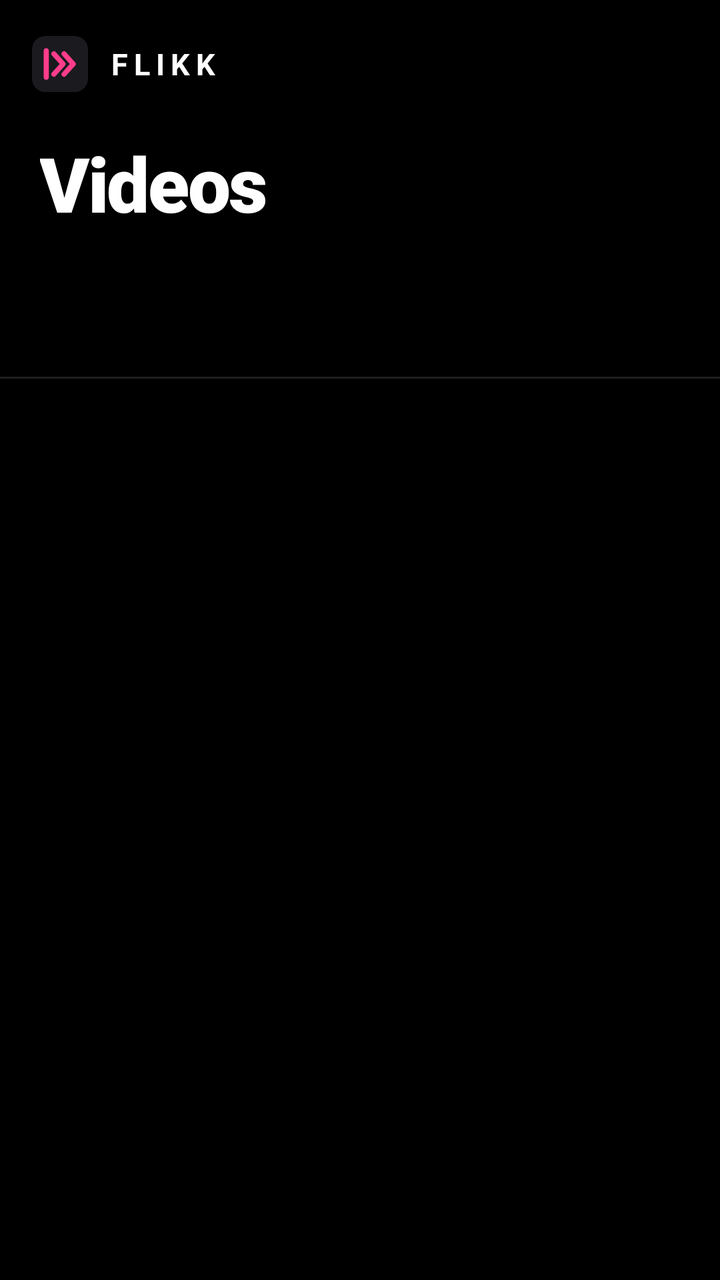
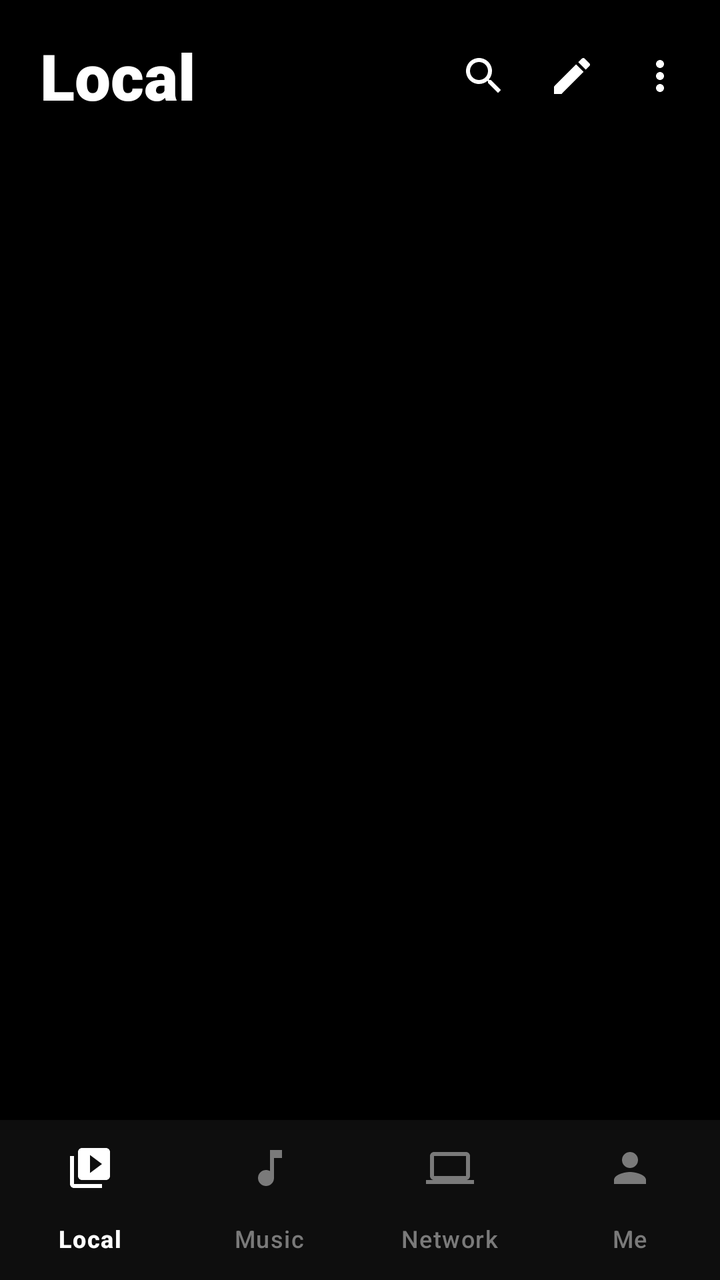

Two renders of the same Android screen: before a commit and after it. Below are the layout's source before the change and the commit's diff.
<!-- AndroidManifest.xml: application theme Theme.Flikk -->
<!-- res/layout/activity_main.xml -->
<?xml version="1.0" encoding="utf-8"?>
<LinearLayout xmlns:android="http://schemas.android.com/apk/res/android"
    xmlns:app="http://schemas.android.com/apk/res-auto"
    android:layout_width="match_parent"
    android:layout_height="match_parent"
    android:background="@color/bg"
    android:orientation="vertical">

    <com.google.android.material.appbar.MaterialToolbar
        android:id="@+id/toolbar"
        android:layout_width="match_parent"
        android:layout_height="?attr/actionBarSize"
        android:background="@color/bg"
        app:navigationIconTint="@color/text">

        <LinearLayout
            android:id="@+id/brand"
            android:layout_width="wrap_content"
            android:layout_height="wrap_content"
            android:gravity="center_vertical"
            android:orientation="horizontal">

            <ImageView
                android:layout_width="28dp"
                android:layout_height="28dp"
                android:contentDescription="@null"
                android:src="@drawable/ic_logo" />

            <TextView
                android:layout_width="wrap_content"
                android:layout_height="wrap_content"
                android:layout_marginStart="10dp"
                android:letterSpacing="0.2"
                android:text="@string/brand"
                android:textColor="@color/text"
                android:textSize="15sp"
                android:textStyle="bold" />
        </LinearLayout>
    </com.google.android.material.appbar.MaterialToolbar>

    <TextView
        android:id="@+id/big_title"
        android:layout_width="match_parent"
        android:layout_height="wrap_content"
        android:layout_marginHorizontal="20dp"
        android:layout_marginTop="2dp"
        android:ellipsize="end"
        android:fontFamily="sans-serif-black"
        android:letterSpacing="-0.02"
        android:maxLines="1"
        android:text="@string/title_videos"
        android:textColor="@color/text"
        android:textSize="38sp" />

    <TextView
        android:id="@+id/sub_title"
        android:layout_width="match_parent"
        android:layout_height="wrap_content"
        android:layout_marginHorizontal="20dp"
        android:textColor="@color/muted"
        android:textSize="13sp" />

    <com.google.android.material.tabs.TabLayout
        android:id="@+id/tabs"
        style="@style/Flikk.Tabs"
        android:layout_width="match_parent"
        android:layout_height="wrap_content"
        android:layout_marginTop="6dp"
        android:paddingHorizontal="8dp" />

    <View
        android:layout_width="match_parent"
        android:layout_height="1dp"
        android:background="@color/line" />

    <FrameLayout
        android:layout_width="match_parent"
        android:layout_height="0dp"
        android:layout_weight="1">

        <androidx.recyclerview.widget.RecyclerView
            android:id="@+id/recycler"
            android:layout_width="match_parent"
            android:layout_height="match_parent"
            android:clipToPadding="false"
            android:paddingTop="12dp"
            android:paddingBottom="16dp" />

        <LinearLayout
            android:id="@+id/empty_box"
            android:layout_width="match_parent"
            android:layout_height="match_parent"
            android:gravity="center"
            android:orientation="vertical"
            android:padding="32dp"
            android:visibility="gone">

            <ImageView
                android:layout_width="72dp"
                android:layout_height="72dp"
                android:contentDescription="@null"
                android:src="@drawable/ic_logo" />

            <TextView
                android:id="@+id/empty_text"
                android:layout_width="wrap_content"
                android:layout_height="wrap_content"
                android:layout_marginTop="16dp"
                android:gravity="center"
                android:lineSpacingExtra="4dp"
                android:textColor="@color/text"
                android:textSize="16sp" />

            <Button
                android:id="@+id/allow_btn"
                android:layout_width="wrap_content"
                android:layout_height="wrap_content"
                android:layout_marginTop="20dp"
                android:text="@string/allow" />
        </LinearLayout>
    </FrameLayout>

    
    <LinearLayout
        android:id="@+id/mini_bar"
        android:layout_width="match_parent"
        android:layout_height="68dp"
        android:layout_marginHorizontal="14dp"
        android:layout_marginBottom="14dp"
        android:background="@drawable/bg_card"
        android:foreground="?attr/selectableItemBackground"
        android:gravity="center_vertical"
        android:orientation="horizontal"
        android:paddingHorizontal="10dp"
        android:visibility="gone">

        <ImageView
            android:id="@+id/mini_thumb"
            android:layout_width="80dp"
            android:layout_height="46dp"
            android:background="@drawable/bg_thumb"
            android:contentDescription="@null"
            android:scaleType="centerCrop" />

        <LinearLayout
            android:layout_width="0dp"
            android:layout_height="wrap_content"
            android:layout_marginHorizontal="12dp"
            android:layout_weight="1"
            android:orientation="vertical">

            <TextView
                android:id="@+id/mini_title"
                android:layout_width="match_parent"
                android:layout_height="wrap_content"
                android:ellipsize="end"
                android:maxLines="1"
                android:textColor="@color/text"
                android:textSize="14sp"
                android:textStyle="bold" />

            <TextView
                android:id="@+id/mini_sub"
                android:layout_width="match_parent"
                android:layout_height="wrap_content"
                android:maxLines="1"
                android:textColor="@color/muted"
                android:textSize="12sp" />
        </LinearLayout>

        <ImageButton
            android:id="@+id/mini_play"
            android:layout_width="46dp"
            android:layout_height="46dp"
            android:background="@drawable/bg_accent_circle"
            android:contentDescription="@string/resume"
            android:padding="12dp"
            android:scaleType="fitCenter"
            android:src="@drawable/ic_play"
            android:tint="#000000" />
    </LinearLayout>
</LinearLayout>
<!-- resources referenced by this layout -->
<resources>
  <color name="line">#1F1F1F</color>
  <string name="brand" translatable="false">FLIKK</string>
  <string name="title_videos">Videos</string>
  <!-- unchanged entries left out for length: 15 -->
</resources>

<!-- the commit's change to res/layout/activity_main.xml (unified diff, before → after) -->
@@ -6,72 +6,128 @@
     android:background="@color/bg"
     android:orientation="vertical">
 
-    <com.google.android.material.appbar.MaterialToolbar
-        android:id="@+id/toolbar"
-        android:layout_width="match_parent"
-        android:layout_height="?attr/actionBarSize"
-        android:background="@color/bg"
-        app:navigationIconTint="@color/text">
-
-        <LinearLayout
-            android:id="@+id/brand"
+    
+    <LinearLayout
+        android:id="@+id/header"
+        android:layout_width="match_parent"
+        android:layout_height="76dp"
+        android:gravity="center_vertical"
+        android:orientation="horizontal"
+        android:paddingStart="8dp"
+        android:paddingEnd="8dp">
+
+        <ImageButton
+            android:id="@+id/btn_back"
+            style="@style/PlayerIcon"
+            android:contentDescription="@string/back"
+            android:src="@drawable/ic_back"
+            android:visibility="gone" />
+
+        <TextView
+            android:id="@+id/big_title"
+            android:layout_width="0dp"
+            android:layout_height="wrap_content"
+            android:layout_marginStart="12dp"
+            android:layout_weight="1"
+            android:ellipsize="end"
+            android:fontFamily="sans-serif-black"
+            android:maxLines="1"
+            android:text="@string/nav_local"
+            android:textColor="@color/text"
+            android:textSize="32sp" />
+
+        <ImageButton
+            android:id="@+id/btn_search"
+            style="@style/PlayerIcon"
+            android:contentDescription="@string/search"
+            android:src="@drawable/ic_search" />
+
+        <ImageButton
+            android:id="@+id/btn_select"
+            style="@style/PlayerIcon"
+            android:contentDescription="@string/select_all"
+            android:src="@drawable/ic_edit" />
+
+        <ImageButton
+            android:id="@+id/btn_menu"
+            style="@style/PlayerIcon"
+            android:contentDescription="@string/more"
+            android:src="@drawable/ic_more" />
+    </LinearLayout>
+
+    
+    <LinearLayout
+        android:id="@+id/sel_header"
+        android:layout_width="match_parent"
+        android:layout_height="76dp"
+        android:gravity="center_vertical"
+        android:orientation="horizontal"
+        android:paddingHorizontal="20dp"
+        android:visibility="gone">
+
+        <TextView
+            android:id="@+id/sel_cancel"
             android:layout_width="wrap_content"
+            android:layout_height="48dp"
+            android:background="?attr/selectableItemBackground"
+            android:gravity="center"
+            android:text="@string/cancel"
+            android:textColor="@color/text"
+            android:textSize="17sp" />
+
+        <TextView
+            android:id="@+id/sel_count"
+            android:layout_width="0dp"
             android:layout_height="wrap_content"
-            android:gravity="center_vertical"
-            android:orientation="horizontal">
-
-            <ImageView
-                android:layout_width="28dp"
-                android:layout_height="28dp"
-                android:contentDescription="@null"
-                android:src="@drawable/ic_logo" />
-
-            <TextView
-                android:layout_width="wrap_content"
-                android:layout_height="wrap_content"
-                android:layout_marginStart="10dp"
-                android:letterSpacing="0.2"
-                android:text="@string/brand"
-                android:textColor="@color/text"
-                android:textSize="15sp"
-                android:textStyle="bold" />
-        </LinearLayout>
-    </com.google.android.material.appbar.MaterialToolbar>
-
-    <TextView
-        android:id="@+id/big_title"
-        android:layout_width="match_parent"
-        android:layout_height="wrap_content"
-        android:layout_marginHorizontal="20dp"
-        android:layout_marginTop="2dp"
-        android:ellipsize="end"
-        android:fontFamily="sans-serif-black"
-        android:letterSpacing="-0.02"
-        android:maxLines="1"
-        android:text="@string/title_videos"
+            android:layout_weight="1"
+            android:gravity="center"
+            android:textColor="@color/text"
+            android:textSize="20sp"
+            android:textStyle="bold" />
+
+        <TextView
+            android:id="@+id/sel_all"
+            android:layout_width="wrap_content"
+            android:layout_height="48dp"
+            android:background="?attr/selectableItemBackground"
+            android:gravity="center"
+            android:text="@string/select_all"
+            android:textColor="@color/text"
+            android:textSize="17sp" />
+    </LinearLayout>
+
+    
+    <EditText
+        android:id="@+id/search_box"
+        android:layout_width="match_parent"
+        android:layout_height="48dp"
+        android:layout_marginHorizontal="16dp"
+        android:layout_marginBottom="6dp"
+        android:background="@drawable/bg_card"
+        android:hint="@string/search_hint"
+        android:importantForAutofill="no"
+        android:inputType="text"
+        android:paddingHorizontal="16dp"
         android:textColor="@color/text"
-        android:textSize="38sp" />
-
-    <TextView
-        android:id="@+id/sub_title"
-        android:layout_width="match_parent"
-        android:layout_height="wrap_content"
-        android:layout_marginHorizontal="20dp"
-        android:textColor="@color/muted"
-        android:textSize="13sp" />
+        android:textColorHint="@color/muted"
+        android:textSize="15sp"
+        android:visibility="gone" />
 
     <com.google.android.material.tabs.TabLayout
         android:id="@+id/tabs"
         style="@style/Flikk.Tabs"
         android:layout_width="match_parent"
         android:layout_height="wrap_content"
+        android:paddingHorizontal="8dp" />
+
+    <TextView
+        android:id="@+id/sub_title"
+        android:layout_width="match_parent"
+        android:layout_height="wrap_content"
+        android:layout_marginHorizontal="20dp"
         android:layout_marginTop="6dp"
-        android:paddingHorizontal="8dp" />
-
-    <View
-        android:layout_width="match_parent"
-        android:layout_height="1dp"
-        android:background="@color/line" />
+        android:textColor="@color/muted"
+        android:textSize="13sp" />
 
     <FrameLayout
         android:layout_width="match_parent"
@@ -83,8 +139,8 @@
             android:layout_width="match_parent"
             android:layout_height="match_parent"
             android:clipToPadding="false"
-            android:paddingTop="12dp"
-            android:paddingBottom="16dp" />
+            android:paddingTop="6dp"
+            android:paddingBottom="96dp" />
 
         <LinearLayout
             android:id="@+id/empty_box"
@@ -118,65 +174,136 @@
                 android:layout_marginTop="20dp"
                 android:text="@string/allow" />
         </LinearLayout>
+
+        
+        <LinearLayout
+            android:id="@+id/mini_bar"
+            android:layout_width="match_parent"
+            android:layout_height="68dp"
+            android:layout_gravity="bottom"
+            android:layout_marginHorizontal="14dp"
+            android:layout_marginBottom="12dp"
+            android:background="@drawable/bg_card"
+            android:elevation="6dp"
+            android:foreground="?attr/selectableItemBackground"
+            android:gravity="center_vertical"
+            android:orientation="horizontal"
+            android:paddingHorizontal="10dp"
+            android:visibility="gone">
+
+            <ImageView
+                android:id="@+id/mini_thumb"
+                android:layout_width="80dp"
+                android:layout_height="46dp"
+                android:background="@drawable/bg_thumb"
+                android:contentDescription="@null"
+                android:scaleType="centerCrop" />
+
+            <LinearLayout
+                android:layout_width="0dp"
+                android:layout_height="wrap_content"
+                android:layout_marginHorizontal="12dp"
+                android:layout_weight="1"
+                android:orientation="vertical">
+
+                <TextView
+                    android:id="@+id/mini_title"
+                    android:layout_width="match_parent"
+                    android:layout_height="wrap_content"
+                    android:ellipsize="end"
+                    android:maxLines="1"
+                    android:textColor="@color/text"
+                    android:textSize="14sp"
+                    android:textStyle="bold" />
+
+                <TextView
+                    android:id="@+id/mini_sub"
+                    android:layout_width="match_parent"
+                    android:layout_height="wrap_content"
+                    android:maxLines="1"
+                    android:textColor="@color/muted"
+                    android:textSize="12sp" />
+            </LinearLayout>
+
+            <ImageButton
+                android:id="@+id/mini_play"
+                android:layout_width="46dp"
+                android:layout_height="46dp"
+                android:background="@drawable/bg_accent_circle"
+                android:contentDescription="@string/resume"
+                android:padding="12dp"
+                android:scaleType="fitCenter"
+                android:src="@drawable/ic_play"
+                android:tint="#000000" />
+        </LinearLayout>
+
+        
+        <LinearLayout
+            android:id="@+id/select_bar"
+            android:layout_width="wrap_content"
+            android:layout_height="80dp"
+            android:layout_gravity="bottom|center_horizontal"
+            android:layout_marginBottom="16dp"
+            android:background="@drawable/bg_select_bar"
+            android:elevation="8dp"
+            android:orientation="horizontal"
+            android:paddingHorizontal="18dp"
+            android:visibility="gone">
+
+            <LinearLayout
+                android:id="@+id/sel_share"
+                style="@style/SelectAction">
+
+                <ImageView
+                    android:layout_width="26dp"
+                    android:layout_height="26dp"
+                    android:contentDescription="@null"
+                    android:src="@drawable/ic_share" />
+
+                <TextView
+                    style="@style/SelectActionText"
+                    android:text="@string/share" />
+            </LinearLayout>
+
+            <LinearLayout
+                android:id="@+id/sel_add"
+                style="@style/SelectAction">
+
+                <ImageView
+                    android:layout_width="26dp"
+                    android:layout_height="26dp"
+                    android:contentDescription="@null"
+                    android:src="@drawable/ic_playlist_add" />
+
+                <TextView
+                    style="@style/SelectActionText"
+                    android:text="@string/add_to" />
+            </LinearLayout>
+
+            <LinearLayout
+                android:id="@+id/sel_delete"
+                style="@style/SelectAction">
+
+                <ImageView
+                    android:layout_width="26dp"
+                    android:layout_height="26dp"
+                    android:contentDescription="@null"
+                    android:src="@drawable/ic_delete" />
+
+                <TextView
+                    style="@style/SelectActionText"
+                    android:text="@string/delete" />
+            </LinearLayout>
+        </LinearLayout>
     </FrameLayout>
 
-    
-    <LinearLayout
-        android:id="@+id/mini_bar"
-        android:layout_width="match_parent"
-        android:layout_height="68dp"
-        android:layout_marginHorizontal="14dp"
-        android:layout_marginBottom="14dp"
-        android:background="@drawable/bg_card"
-        android:foreground="?attr/selectableItemBackground"
-        android:gravity="center_vertical"
-        android:orientation="horizontal"
-        android:paddingHorizontal="10dp"
-        android:visibility="gone">
-
-        <ImageView
-            android:id="@+id/mini_thumb"
-            android:layout_width="80dp"
-            android:layout_height="46dp"
-            android:background="@drawable/bg_thumb"
-            android:contentDescription="@null"
-            android:scaleType="centerCrop" />
-
-        <LinearLayout
-            android:layout_width="0dp"
-            android:layout_height="wrap_content"
-            android:layout_marginHorizontal="12dp"
-            android:layout_weight="1"
-            android:orientation="vertical">
-
-            <TextView
-                android:id="@+id/mini_title"
-                android:layout_width="match_parent"
-                android:layout_height="wrap_content"
-                android:ellipsize="end"
-                android:maxLines="1"
-                android:textColor="@color/text"
-                android:textSize="14sp"
-                android:textStyle="bold" />
-
-            <TextView
-                android:id="@+id/mini_sub"
-                android:layout_width="match_parent"
-                android:layout_height="wrap_content"
-                android:maxLines="1"
-                android:textColor="@color/muted"
-                android:textSize="12sp" />
-        </LinearLayout>
-
-        <ImageButton
-            android:id="@+id/mini_play"
-            android:layout_width="46dp"
-            android:layout_height="46dp"
-            android:background="@drawable/bg_accent_circle"
-            android:contentDescription="@string/resume"
-            android:padding="12dp"
-            android:scaleType="fitCenter"
-            android:src="@drawable/ic_play"
-            android:tint="#000000" />
-    </LinearLayout>
+    <com.google.android.material.bottomnavigation.BottomNavigationView
+        android:id="@+id/bottom_nav"
+        android:layout_width="match_parent"
+        android:layout_height="wrap_content"
+        android:background="#0E0E0E"
+        app:itemIconTint="@color/nav_item"
+        app:itemTextColor="@color/nav_item"
+        app:labelVisibilityMode="labeled"
+        app:menu="@menu/bottom_nav" />
 </LinearLayout>
<!-- resource entries referenced after the edit -->
@@ -1,8 +1,70 @@
 <!-- resources referenced by this layout -->
 <resources>
-  <color name="line">#1F1F1F</color>
-  <string name="brand" translatable="false">FLIKK</string>
-  <string name="title_videos">Videos</string>
+  <!-- drawable bg_select_bar (drawable) -->
+  <?xml version="1.0" encoding="utf-8"?>
+  <shape xmlns:android="http://schemas.android.com/apk/res/android"><solid android:color="#262626" /><corners android:radius="36dp" /></shape>
+  <!-- drawable ic_back (drawable) -->
+  <vector xmlns:android="http://schemas.android.com/apk/res/android" android:width="24dp" android:height="24dp" android:viewportWidth="24" android:viewportHeight="24">
+      <path android:fillColor="#FFFFFF" android:pathData="M20,11H7.83l5.59,-5.59L12,4l-8,8 8,8 1.41,-1.41L7.83,13H20v-2z" />
+  </vector>
+  <!-- drawable ic_delete (drawable) -->
+  <vector xmlns:android="http://schemas.android.com/apk/res/android" android:width="24dp" android:height="24dp" android:viewportWidth="24" android:viewportHeight="24">
+      <path android:fillColor="#FFFFFF" android:pathData="M6,19c0,1.1 0.9,2 2,2h8c1.1,0 2,-0.9 2,-2V7H6v12zM19,4h-3.5l-1,-1h-5l-1,1H5v2h14V4z" />
+  </vector>
+  <!-- drawable ic_edit (drawable) -->
+  <vector xmlns:android="http://schemas.android.com/apk/res/android" android:width="24dp" android:height="24dp" android:viewportWidth="24" android:viewportHeight="24">
+      <path android:fillColor="#FFFFFF" android:pathData="M3,17.25V21h3.75L17.81,9.94l-3.75,-3.75L3,17.25zM20.71,7.04c0.39,-0.39 0.39,-1.02 0,-1.41l-2.34,-2.34c-0.39,-0.39 -1.02,-0.39 -1.41,0l-1.83,1.83 3.75,3.75 1.83,-1.83z" />
+  </vector>
+  <!-- drawable ic_more (drawable) -->
+  <vector xmlns:android="http://schemas.android.com/apk/res/android" android:width="24dp" android:height="24dp" android:viewportWidth="24" android:viewportHeight="24">
+      <path android:fillColor="#FFFFFF" android:pathData="M12,8c1.1,0 2,-0.9 2,-2s-0.9,-2 -2,-2 -2,0.9 -2,2 0.9,2 2,2zM12,10c-1.1,0 -2,0.9 -2,2s0.9,2 2,2 2,-0.9 2,-2 -0.9,-2 -2,-2zM12,16c-1.1,0 -2,0.9 -2,2s0.9,2 2,2 2,-0.9 2,-2 -0.9,-2 -2,-2z" />
+  </vector>
+  <!-- drawable ic_playlist_add (drawable) -->
+  <vector xmlns:android="http://schemas.android.com/apk/res/android" android:width="24dp" android:height="24dp" android:viewportWidth="24" android:viewportHeight="24">
+      <path android:fillColor="#FFFFFF" android:pathData="M14,10H2v2h12v-2zM14,6H2v2h12V6zM18,14v-4h-2v4h-4v2h4v4h2v-4h4v-2h-4zM2,16h8v-2H2v2z" />
+  </vector>
+  <!-- drawable ic_search (drawable) -->
+  <vector xmlns:android="http://schemas.android.com/apk/res/android" android:width="24dp" android:height="24dp" android:viewportWidth="24" android:viewportHeight="24">
+      <path android:fillColor="#FFFFFF" android:pathData="M15.5,14h-0.79l-0.28,-0.27C15.41,12.59 16,11.11 16,9.5 16,5.91 13.09,3 9.5,3S3,5.91 3,9.5 5.91,16 9.5,16c1.61,0 3.09,-0.59 4.23,-1.57l0.27,0.28v0.79l5,4.99L20.49,19l-4.99,-5zM9.5,14C7.01,14 5,11.99 5,9.5S7.01,5 9.5,5 14,7.01 14,9.5 11.99,14 9.5,14z" />
+  </vector>
+  <!-- drawable ic_share (drawable) -->
+  <vector xmlns:android="http://schemas.android.com/apk/res/android" android:width="24dp" android:height="24dp" android:viewportWidth="24" android:viewportHeight="24">
+      <path android:fillColor="#FFFFFF" android:pathData="M18,16.08c-0.76,0 -1.44,0.3 -1.96,0.77L8.91,12.7c0.05,-0.23 0.09,-0.46 0.09,-0.7s-0.04,-0.47 -0.09,-0.7l7.05,-4.11c0.54,0.5 1.25,0.81 2.04,0.81 1.66,0 3,-1.34 3,-3s-1.34,-3 -3,-3 -3,1.34 -3,3c0,0.24 0.04,0.47 0.09,0.7L8.04,9.81C7.5,9.31 6.79,9 6,9c-1.66,0 -3,1.34 -3,3s1.34,3 3,3c0.79,0 1.5,-0.31 2.04,-0.81l7.12,4.16c-0.05,0.21 -0.08,0.43 -0.08,0.65 0,1.61 1.31,2.92 2.92,2.92 1.61,0 2.92,-1.31 2.92,-2.92s-1.31,-2.92 -2.92,-2.92z" />
+  </vector>
+  <string name="add_to">Add to</string>
+  <string name="back">Back</string>
+  <string name="cancel">Cancel</string>
+  <string name="delete">Delete</string>
+  <string name="more">More</string>
+  <string name="nav_local">Local</string>
+  <string name="search">Search</string>
+  <string name="search_hint">Search videos…</string>
+  <string name="select_all">Select all</string>
+  <string name="share">Share</string>
+  <style name="PlayerIcon">
+          <item name="android:layout_width">44dp</item>
+          <item name="android:layout_height">44dp</item>
+          <item name="android:background">?attr/selectableItemBackgroundBorderless</item>
+          <item name="android:padding">10dp</item>
+          <item name="android:scaleType">fitCenter</item>
+          <item name="android:tint">@android:color/white</item>
+      </style>
+  <style name="SelectAction">
+          <item name="android:layout_width">88dp</item>
+          <item name="android:layout_height">match_parent</item>
+          <item name="android:orientation">vertical</item>
+          <item name="android:gravity">center</item>
+          <item name="android:background">?attr/selectableItemBackgroundBorderless</item>
+          <item name="android:clickable">true</item>
+          <item name="android:focusable">true</item>
+      </style>
+  <style name="SelectActionText">
+          <item name="android:layout_width">wrap_content</item>
+          <item name="android:layout_height">wrap_content</item>
+          <item name="android:layout_marginTop">4dp</item>
+          <item name="android:textColor">#FFFFFF</item>
+          <item name="android:textSize">13sp</item>
+      </style>
   <!-- unchanged entries left out for length: 15 -->
 </resources>
 
